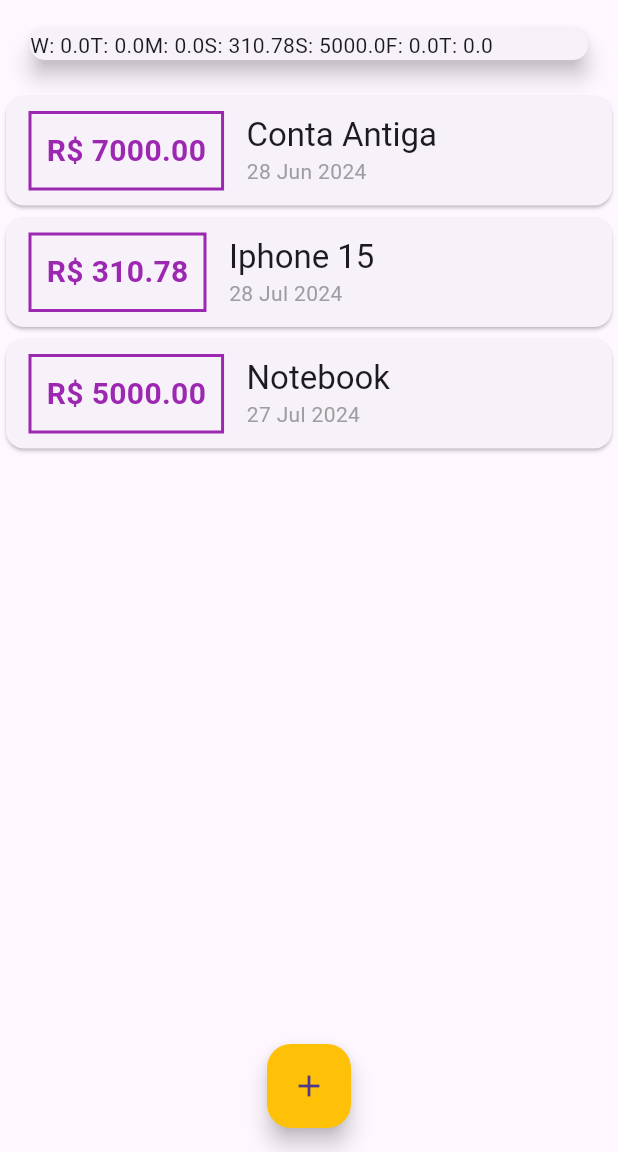
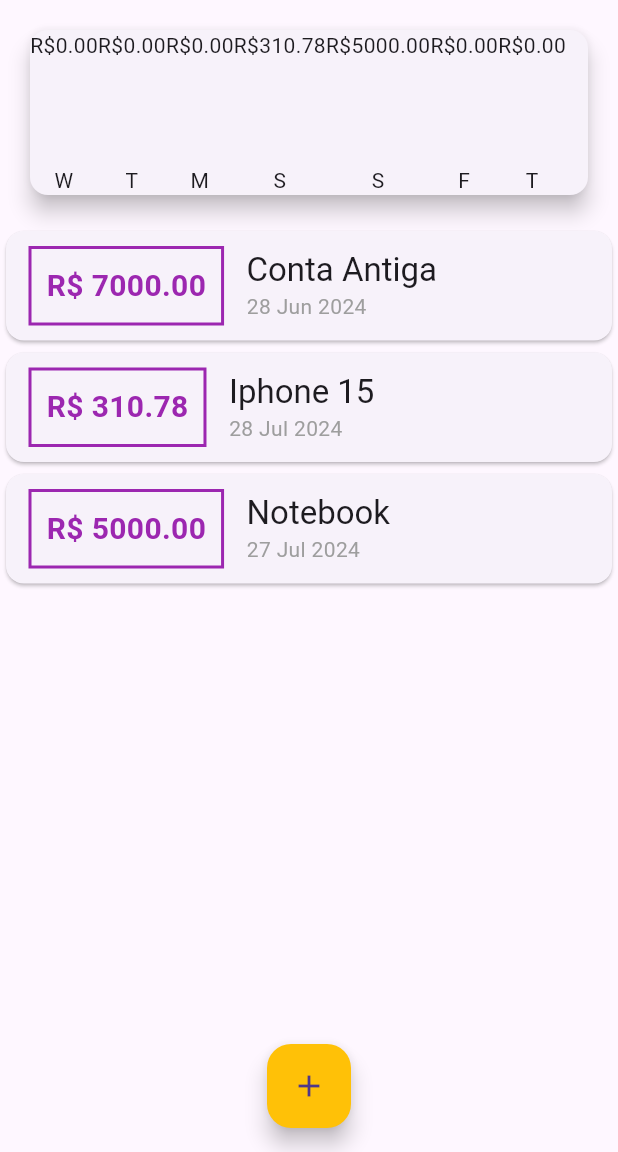
Before and after one commit to luisgs7/expenses-flutter-app, a Flutter app: the screen it shows after launch, on a phone screen of 412 x 824 dp, the part 84-1236 px from its top. Run offline on Flutter 3.47's test engine with Material 3 defaults, Android fonts, the phone set to English and light mode, and no system bars.

Commit message:
use chartBar

```diff
--- a/lib/components/chart.dart
+++ b/lib/components/chart.dart
@@ -1,3 +1,4 @@
+import 'package:expenses/components/chart_bar.dart';
 import 'package:expenses/models/transaction.dart';
 import 'package:flutter/material.dart';
 import 'package:intl/intl.dart';
@@ -45,7 +46,11 @@ class Chart extends StatelessWidget {
       margin: EdgeInsets.all(20),
       child: Row(
         children: groupedTransactions.map((tr) {
-          return Text('${tr['day']}: ${tr['value']}');
+          return ChartBar(
+            label: tr['day'],
+            value: tr['value'],
+            percentage: 0,
+          );
         }).toList(),
       ),
     );
```
